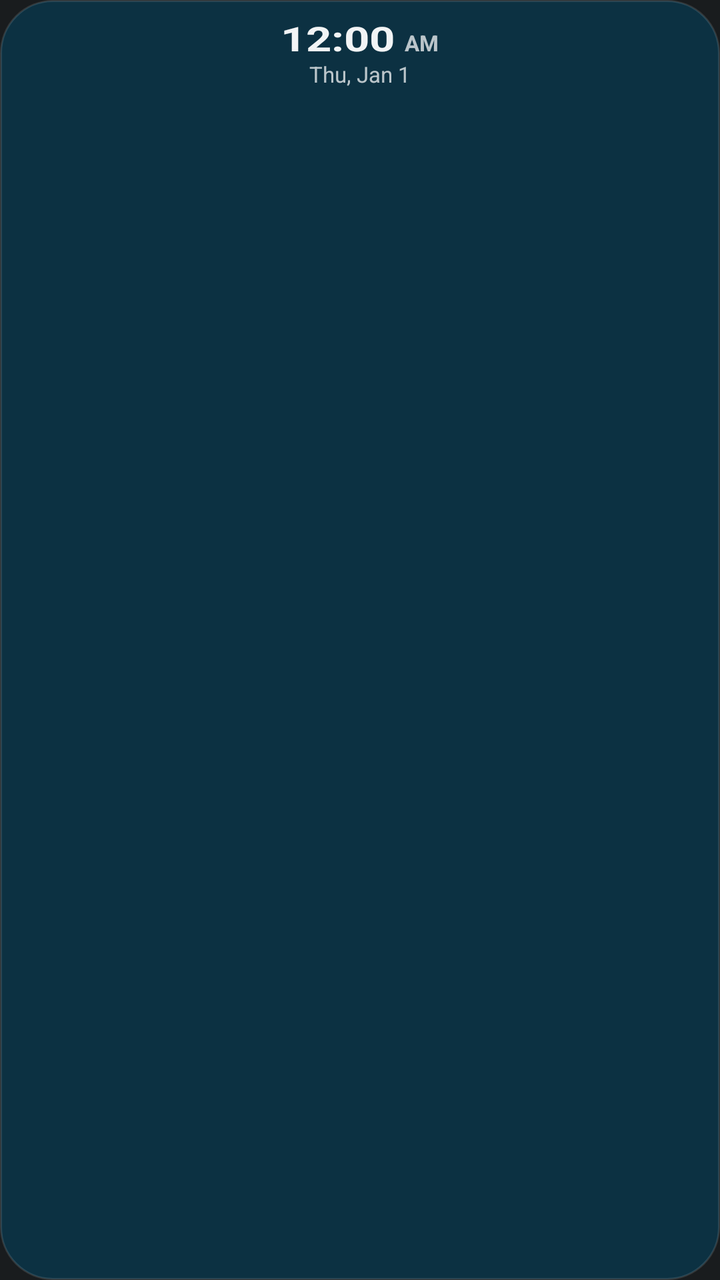
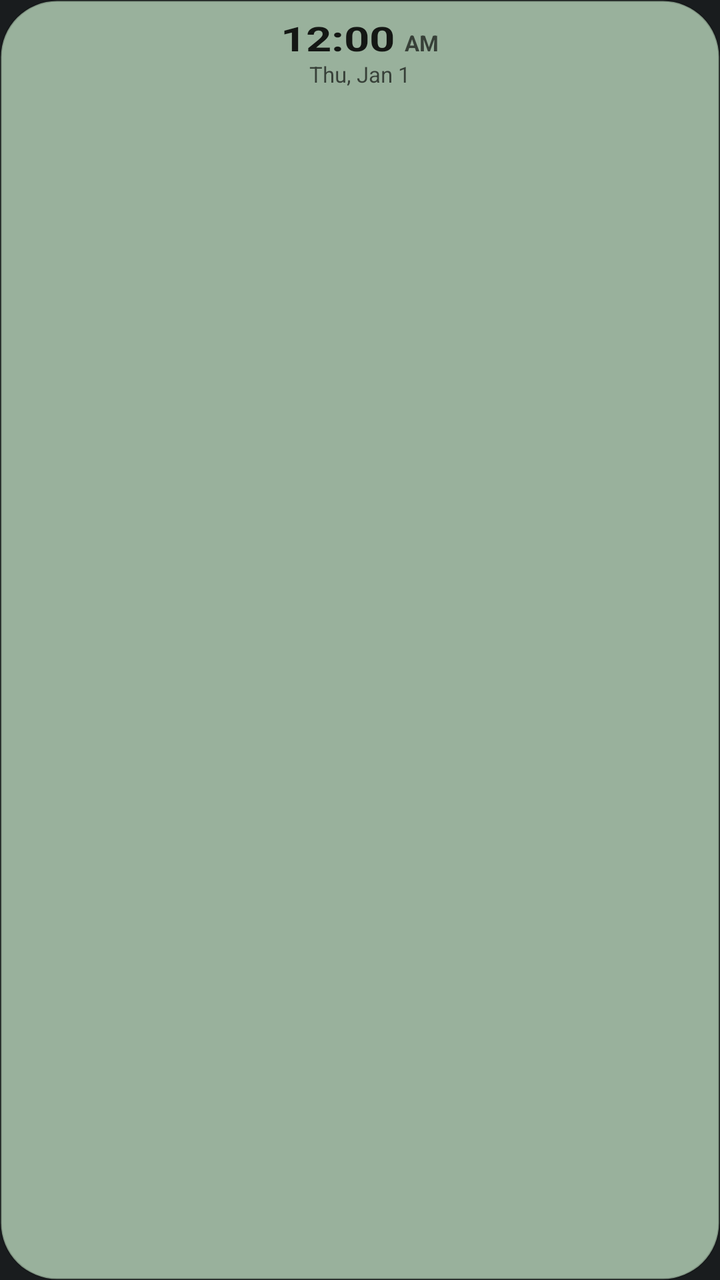

Screens rendered from an Android XML layout before and after an edit, with the pre-edit source and the edit as a unified diff.
<!-- AndroidManifest.xml: application theme android:Theme.DeviceDefault.NoActionBar -->
<!-- res/layout/widget_small.xml -->
<?xml version="1.0" encoding="utf-8"?>
<LinearLayout xmlns:android="http://schemas.android.com/apk/res/android"
    android:id="@+id/root"
    android:layout_width="match_parent"
    android:layout_height="match_parent"
    android:background="@drawable/widget_bg"
    android:orientation="vertical"
    android:paddingHorizontal="13dp"
    android:paddingVertical="10dp">

    <LinearLayout
        android:layout_width="match_parent"
        android:layout_height="wrap_content"
        android:baselineAligned="true"
        android:gravity="center_horizontal"
        android:orientation="horizontal">

        <TextClock
            android:layout_width="wrap_content"
            android:layout_height="wrap_content"
            android:format12Hour="h:mm"
            android:format24Hour="H:mm"
            android:includeFontPadding="false"
            android:textColor="@color/text"
            android:textScaleX="1.32"
            android:textSize="17sp"
            android:textStyle="bold" />

        <TextClock
            android:layout_width="wrap_content"
            android:layout_height="wrap_content"
            android:format12Hour="a"
            android:format24Hour=""
            android:paddingStart="5dp"
            android:textColor="@color/muted"
            android:textSize="11sp"
            android:textStyle="bold" />
    </LinearLayout>

    <TextClock
        android:layout_width="match_parent"
        android:layout_height="wrap_content"
        android:format12Hour="EEE, MMM d"
        android:format24Hour="EEE, MMM d"
        android:gravity="center_horizontal"
        android:textColor="@color/muted"
        android:textSize="11sp" />

    <LinearLayout
        android:layout_width="match_parent"
        android:layout_height="0dp"
        android:layout_weight="1"
        android:gravity="center_vertical"
        android:orientation="horizontal">

        <TextView
            android:id="@+id/place"
            android:layout_width="0dp"
            android:layout_height="wrap_content"
            android:layout_weight="1"
            android:ellipsize="end"
            android:maxLines="1"
            android:textColor="@color/text"
            android:textSize="14sp"
            android:textStyle="bold" />

        <TextView
            android:id="@+id/icon"
            android:layout_width="wrap_content"
            android:layout_height="wrap_content"
            android:textSize="24sp" />
    </LinearLayout>

    <LinearLayout
        android:layout_width="match_parent"
        android:layout_height="wrap_content"
        android:gravity="bottom"
        android:orientation="horizontal">

        <TextView
            android:id="@+id/temp"
            android:layout_width="0dp"
            android:layout_height="wrap_content"
            android:layout_weight="1"
            android:includeFontPadding="false"
            android:textColor="@color/text"
            android:textSize="38sp"
            android:textStyle="bold" />

        <LinearLayout
            android:layout_width="wrap_content"
            android:layout_height="wrap_content"
            android:gravity="end"
            android:orientation="vertical">

            <TextView
                android:id="@+id/cond"
                android:layout_width="wrap_content"
                android:layout_height="wrap_content"
                android:maxLines="1"
                android:textColor="@color/text"
                android:textSize="12sp" />

            <TextView
                android:id="@+id/hilo"
                android:layout_width="wrap_content"
                android:layout_height="wrap_content"
                android:textColor="@color/muted"
                android:textSize="12sp" />
        </LinearLayout>
    </LinearLayout>
</LinearLayout>
<!-- resources referenced by this layout -->
<resources>
  <color name="muted">#B8FFFFFF</color>
  <color name="text">#F2FFFFFF</color>
  <!-- drawable widget_bg (drawable) -->
  <?xml version="1.0" encoding="utf-8"?>
  <shape xmlns:android="http://schemas.android.com/apk/res/android">
      <solid android:color="@color/card" />
      <stroke android:width="1dp" android:color="@color/card_edge" />
      <corners android:radius="26dp" />
  </shape>
  <color name="card">#0C3142</color>
  <color name="card_edge">#1FFFFFFF</color>
</resources>

<!-- the commit's change to res/layout/widget_small.xml (unified diff, before → after) -->
@@ -64,11 +64,11 @@
             android:textSize="14sp"
             android:textStyle="bold" />
 
-        <TextView
+        <ImageView
             android:id="@+id/icon"
-            android:layout_width="wrap_content"
-            android:layout_height="wrap_content"
-            android:textSize="24sp" />
+            android:layout_width="30dp"
+            android:layout_height="30dp"
+            android:importantForAccessibility="no" />
     </LinearLayout>
 
     <LinearLayout
<!-- resource entries referenced after the edit -->
@@ -1,15 +1,16 @@
 <!-- resources referenced by this layout -->
 <resources>
-  <color name="muted">#B8FFFFFF</color>
-  <color name="text">#F2FFFFFF</color>
+  <color name="muted">#A3000000</color>
+  <color name="text">#DE000000</color>
   <!-- drawable widget_bg (drawable) -->
   <?xml version="1.0" encoding="utf-8"?>
   <shape xmlns:android="http://schemas.android.com/apk/res/android">
       <solid android:color="@color/card" />
       <stroke android:width="1dp" android:color="@color/card_edge" />
-      <corners android:radius="26dp" />
+      <corners android:radius="@dimen/widget_radius" />
   </shape>
-  <color name="card">#0C3142</color>
-  <color name="card_edge">#1FFFFFFF</color>
+  <color name="card">#99B19C</color>
+  <color name="card_edge">#29000000</color>
+  <dimen name="widget_radius">26dp</dimen>
 </resources>
 
